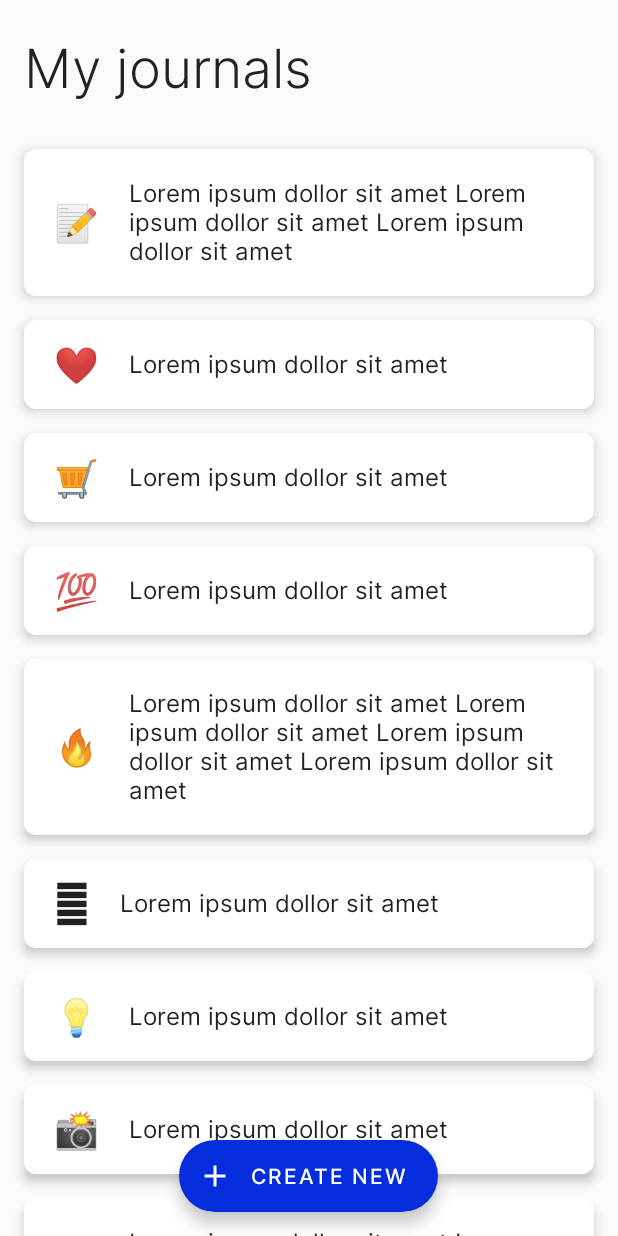
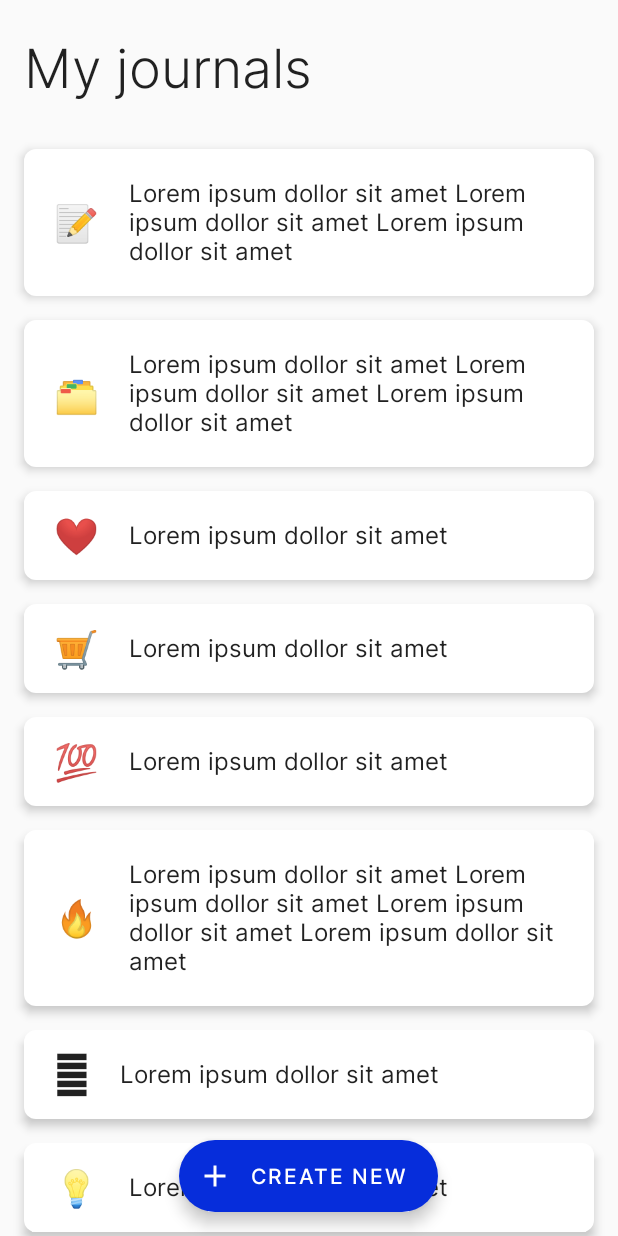
Before and after one commit to koddr/Burokrat, an Android app built with Jetpack Compose: the screen it shows after launch (MainActivity), on a phone screen of 412 x 824 dp. Run offline under Robolectric (Android 15) with nearby library versions, the phone set to English and light mode, and no system bars; our stand-ins replace accompanist.

```diff
--- a/app/src/main/java/com/truewebartisans/burokrat/elements/EmojiElement.kt
+++ b/app/src/main/java/com/truewebartisans/burokrat/elements/EmojiElement.kt
@@ -1,7 +1,8 @@
 package com.truewebartisans.burokrat.elements
 
 enum class EmojiElement(val code: String) {
-    DEFAULT("\uD83D\uDCDD"),
+    DEFAULT_JOURNAL("\uD83D\uDDC2️"),
+    DEFAULT_FILE("\uD83D\uDCDD"),
     HUNDRED("\uD83D\uDCAF"),
     WOMAN_IDK("\uD83E\uDD37\u200D"),
     RAINBOW("\uD83C\uDF08"),
@@ -13,6 +14,7 @@ enum class EmojiElement(val code: String) {
     STUDY("\uD83C\uDF93"),
     MOVIE("\uD83C\uDFAC"),
     PHOTO("\uD83D\uDCF8"),
+    LINK("\uD83D\uDD17"),
     SHOPPING("\uD83D\uDED2️"),
     HEARTH("\u2764️")
 }
--- a/app/src/main/java/com/truewebartisans/burokrat/screens/HomeScreen.kt
+++ b/app/src/main/java/com/truewebartisans/burokrat/screens/HomeScreen.kt
@@ -25,7 +25,11 @@ fun HomeScreen(navController: NavHostController) {
 
     val sampleList = listOf(
         mapOf(
-            "emoji" to EmojiElement.DEFAULT.code,
+            "emoji" to EmojiElement.DEFAULT_FILE.code,
+            "text" to "Lorem ipsum dollor sit amet Lorem ipsum dollor sit amet Lorem ipsum dollor sit amet"
+        ),
+        mapOf(
+            "emoji" to EmojiElement.DEFAULT_JOURNAL.code,
             "text" to "Lorem ipsum dollor sit amet Lorem ipsum dollor sit amet Lorem ipsum dollor sit amet"
         ),
         mapOf(
--- a/build.gradle
+++ b/build.gradle
@@ -6,8 +6,8 @@ buildscript {
 
 // Top-level build file where you can add configuration options common to all sub-projects/modules.
 plugins {
-    id 'com.android.application' version '7.1.1' apply false
-    id 'com.android.library' version '7.1.1' apply false
+    id 'com.android.application' version '7.1.2' apply false
+    id 'com.android.library' version '7.1.2' apply false
     id 'org.jetbrains.kotlin.android' version '1.5.21' apply false
 }
 
```
